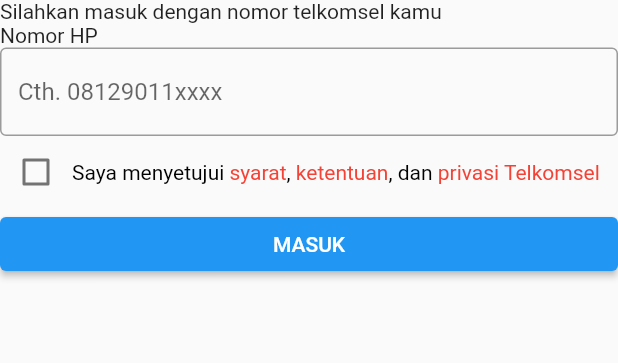
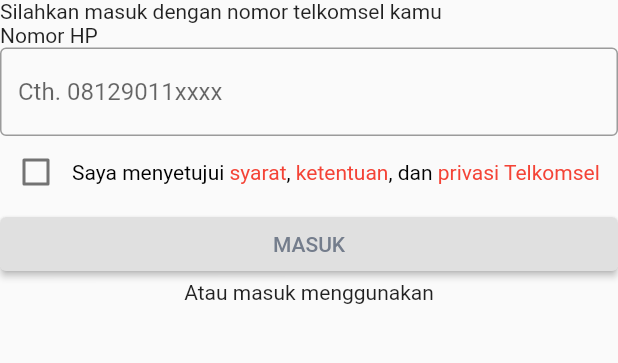
Before and after one commit to Chlunidia/AppSel, a Flutter app: the screen it shows after launch, on a phone screen of 412 x 824 dp, the part 560-923 px from its top. Run offline on Flutter 3.47's test engine with Material 2 defaults, Android fonts, the phone set to English and light mode, and no system bars; our stand-ins replace get.

Commit message:
Menambahkan widget Text

```diff
--- a/lib/app/modules/login/views/login_view.dart
+++ b/lib/app/modules/login/views/login_view.dart
@@ -73,7 +73,13 @@ class LoginView extends GetView<LoginController> {
           ),
           ElevatedButton(
             onPressed: () {},
-            child: Text("MASUK"),
+            child: Text("MASUK", style: TextStyle(color: Color(0xFF747D8C)),),
+            style: ElevatedButton.styleFrom(
+              primary: Colors.grey[300],
+            ),
+          ),
+          Center(
+            child: Text("Atau masuk menggunakan"),
           ),
         ],
       ),
```
